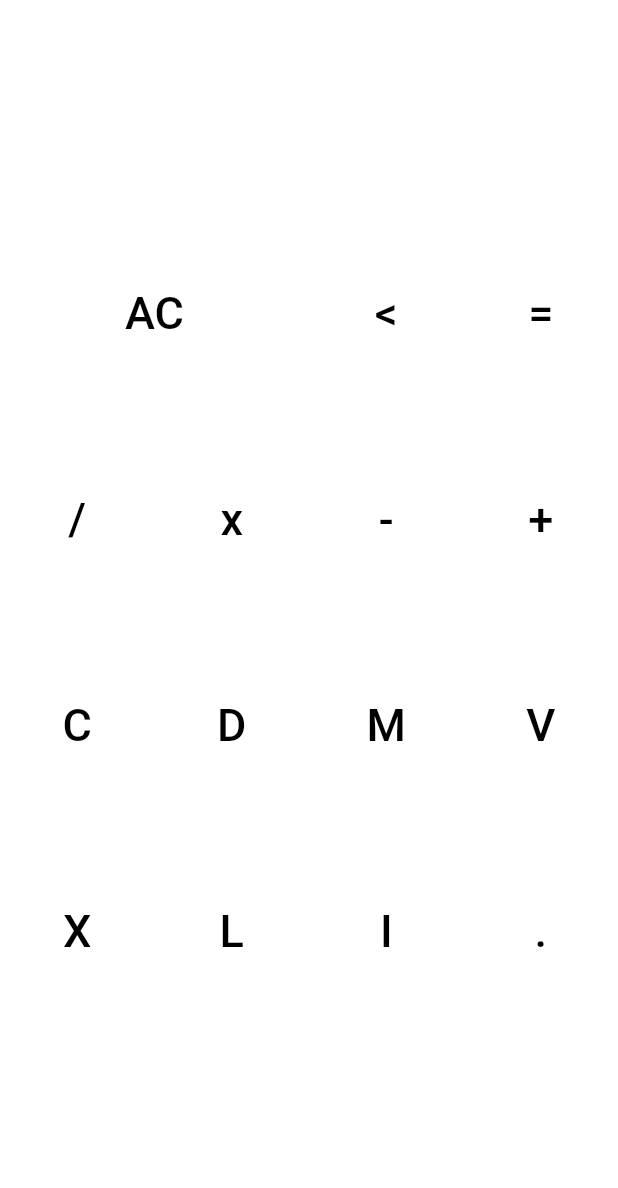
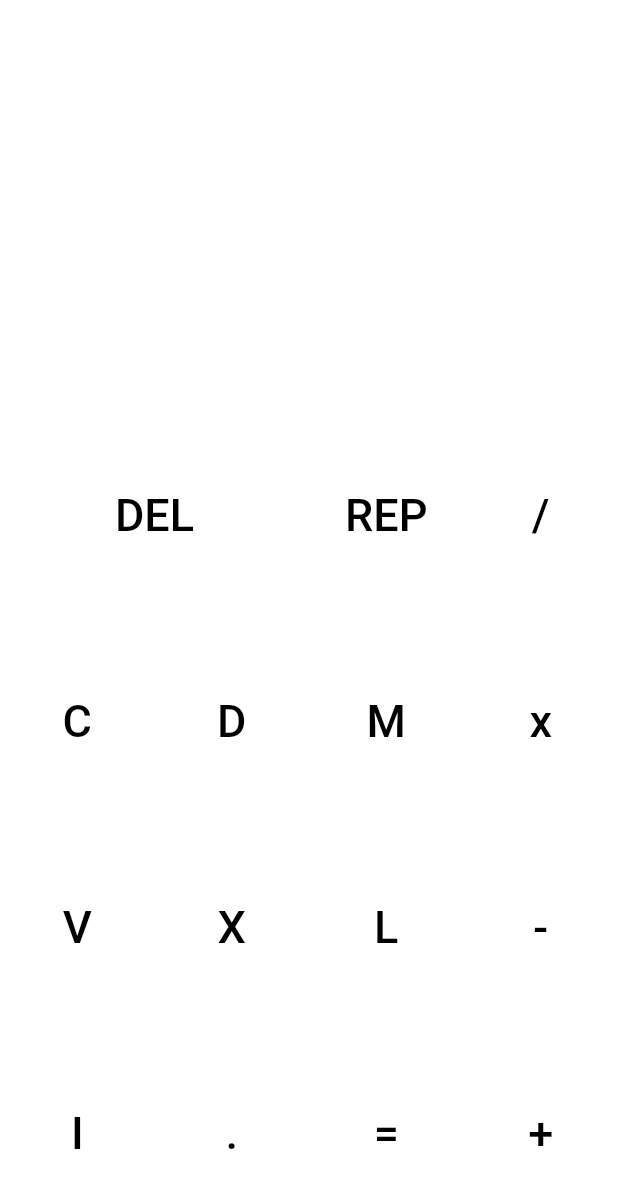
Before and after one commit to Ivaskuu/roman_calculator, a Flutter app: the screen it shows after launch, on a phone screen of 412 x 824 dp. Shown: the top 1188 px of the screen. Run offline on Flutter 3.47's test engine with Material 2 defaults, Android fonts, the phone set to English and light mode, and no system bars.

Commit message:
Better buttons alignment, space between the operator and numbers, the number text is now wrapped inside a ListView for scrolling

```diff
--- a/lib/pages/main_page/main_page.dart
+++ b/lib/pages/main_page/main_page.dart
@@ -8,10 +8,15 @@ class MainPage extends StatefulWidget
 
 class _MainPageState extends State<MainPage>
 {
-  String history = '';
+  String operation = '';
+  List<String> numbers = [ '', '' ];
+  int actualNum = 0;
 
-  TextStyle romanNumBig = new TextStyle(color: Colors.black, fontWeight: FontWeight.w800, fontSize: 44.0);
-  TextStyle romanNumNormal = new TextStyle(color: Colors.black, fontWeight: FontWeight.w500, fontSize: 30.0);
+  String repeat = '';
+  bool showResult = false;
+
+  TextStyle romanNumBigTxt = new TextStyle(color: Colors.black, fontWeight: FontWeight.w700, fontSize: 50.0);
+  TextStyle romanNumNormalTxt = new TextStyle(color: Colors.black, fontWeight: FontWeight.w500, fontSize: 30.0);
 
   @override
   Widget build(BuildContext context)
@@ -21,28 +26,53 @@ class _MainPageState extends State<MainPage>
       backgroundColor: Colors.white,
       body: new Column
       (
-        mainAxisAlignment: MainAxisAlignment.start,
+        mainAxisAlignment: MainAxisAlignment.end,
         crossAxisAlignment: CrossAxisAlignment.end,
         children: <Widget>
         [
-          new Flexible
+          new Expanded(child: new Container
           (
-            child: new Container
+            padding: new EdgeInsets.symmetric(vertical: MediaQuery.of(context).size.height / 10.0),
+            child: new ListView
             (
-              margin: new EdgeInsets.only(top: 24.0),
-              padding: new EdgeInsets.all(32.0),
-              child: new Text(history, textAlign: TextAlign.end, style: romanNumBig),
+              reverse: true,
+              scrollDirection: Axis.horizontal,
+              padding: new EdgeInsets.symmetric(horizontal: 16.0),
+              children: <Widget>
+              [
+                new Text(operation == ''
+                 ? numbers[0] + operation + numbers[1]
+                 : numbers[0] + ' ' + operation + ' ' + numbers[1],
+                textAlign: TextAlign.end, style: romanNumBigTxt)
+              ],
+            ))
           ),
-          ),
+          new Column
+          (
+            mainAxisAlignment: MainAxisAlignment.end,
+            crossAxisAlignment: CrossAxisAlignment.center,
+            children: <Widget>
+            [
               new Row
               (
                 mainAxisAlignment: MainAxisAlignment.spaceAround,
                 crossAxisAlignment: CrossAxisAlignment.start,
                 children: <Widget>
                 [
-              new Flexible(flex: 2, child: calcButton('AC')),
-              new Flexible(flex: 1, child: calcButton('<')),
-              new Flexible(flex: 1, child: calcButton('=')),
+                  calcButton('DEL'),
+                  calcButton('REP'),
+                  calcButton('/'),
+                ],
+              ),    new Row
+              (
+                mainAxisAlignment: MainAxisAlignment.spaceAround,
+                crossAxisAlignment: CrossAxisAlignment.start,
+                children: <Widget>
+                [
+                  calcButton('C'),
+                  calcButton('D'),
+                  calcButton('M'),
+                  calcButton('x'),
                 ],
               ),
               new Row
@@ -51,10 +81,10 @@ class _MainPageState extends State<MainPage>
                 crossAxisAlignment: CrossAxisAlignment.start,
                 children: <Widget>
                 [
-              calcButton('/'),
-              calcButton('x'),
+                  calcButton('V'),
+                  calcButton('X'),
+                  calcButton('L'),
                   calcButton('-'),
-              calcButton('+'),
                 ],
               ),
               new Row
@@ -63,22 +93,12 @@ class _MainPageState extends State<MainPage>
                 crossAxisAlignment: CrossAxisAlignment.start,
                 children: <Widget>
                 [
-              calcButton('C'),
-              calcButton('D'),
-              calcButton('M'),
-              calcButton('V'),
-            ],
-          ),
-          new Row
-          (
-            mainAxisAlignment: MainAxisAlignment.spaceAround,
-            crossAxisAlignment: CrossAxisAlignment.start,
-            children: <Widget>
-            [
-              calcButton('X'),
-              calcButton('L'),
                   calcButton('I'),
                   calcButton('.'),
+                  calcButton('='),
+                  calcButton('+'),
+                ],
+              )
             ],
           ),
         ],
@@ -92,22 +112,73 @@ class _MainPageState extends State<MainPage>
     (
       onTap: ()
       {
-        if(text == 'AC') setState(() => history = '');
-        else if(text == 'DEL') setState(() => history = history.substring(0, history.length-1));
-        else setState(() => history += text);
+        setState(()
+        {
+          if(checkIsRomanNumber(text)) numbers[actualNum] += text;
+          else
+          {
+            if(text == 'DEL')
+            {
+              if(numbers[actualNum].length > 0) numbers[actualNum] = numbers[actualNum].substring(0, numbers[actualNum].length-1);
+              else if(actualNum == 1 && operation != '')
+              {
+                operation = '';
+                actualNum = 0;
+              }
+            }
+            else if(text == 'REP') numbers[actualNum] += repeat;
+            else if(text == '=')
+            {
+              if(operation != '' && numbers[1] != '')
+              {
+                int number1 = romanToArabic(numbers[0]);
+                int number2 = romanToArabic(numbers[1]);
+
+                if(operation == '+') numbers[0] = arabicToRoman(number1 + number2);
+                else if(operation == '-') numbers[0] = arabicToRoman(number1 - number2);
+                else if(operation == 'x') numbers[0] = arabicToRoman(number1 * number2);
+                else if(operation == '/') numbers[0] = arabicToRoman((number1 / number2).round());
+
+                numbers[1] = '';
+                operation = '';
+                actualNum = 0;
+
+                repeat = numbers[0];
+              }
+            }
+            else // It is an operation
+            {
+              if(numbers[0] != '')
+              {
+                if(operation == '') actualNum++;
+                operation = text; // Overwrite it
+              }
+            }
+          }
+        });
+      },
+      onLongPress: ()
+      {
+        setState(()
+        {
+          if(text == 'DEL') // Delete everything and animate a circle
+          {
+            numbers[0] = '';
+            numbers[1] = '';
+            operation = '';
+          }
+        });
       },
       child: new SizedBox.fromSize
       (
         size: new Size
         (
-          text == 'AC'
-           ? MediaQuery.of(context).size.width / 2
-           : MediaQuery.of(context).size.width / 4,
+          text == 'DEL' ? MediaQuery.of(context).size.width / 2 : MediaQuery.of(context).size.width / 4,
           MediaQuery.of(context).size.height / 6
         ),
         child: new Center
         (
-          child: new Text(text, style: romanNumNormal),
+          child: new Text(text, style: romanNumNormalTxt),
         ),
       ),
     );
```
Lines whose indentation alone changed are shown as unchanged.
